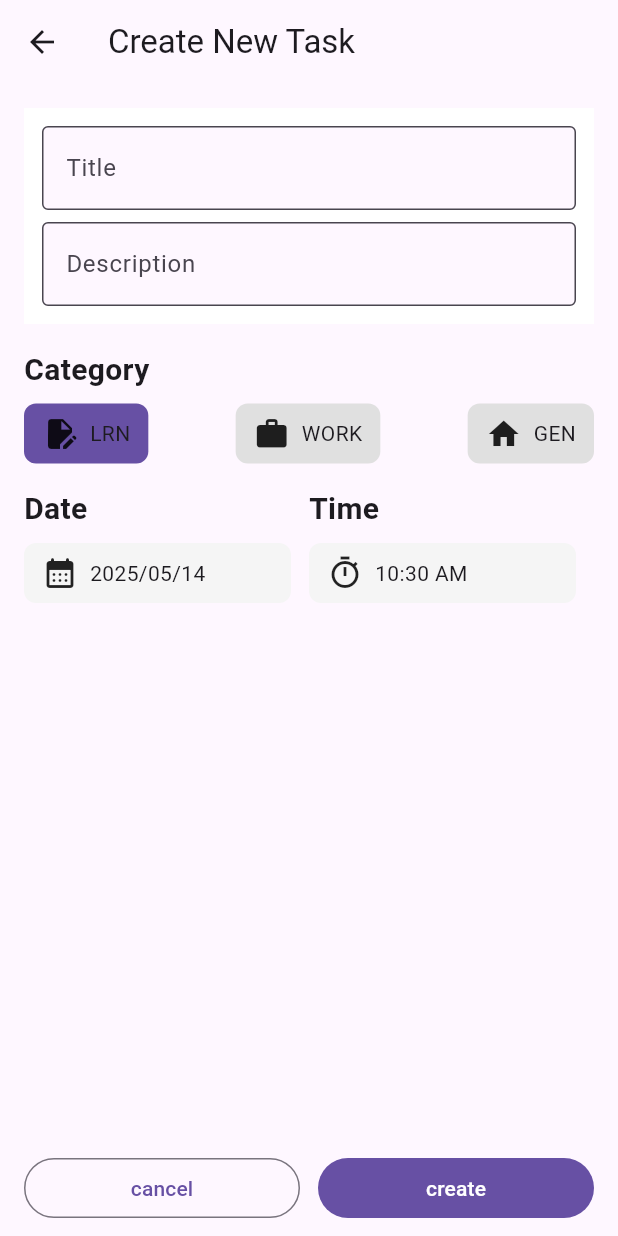
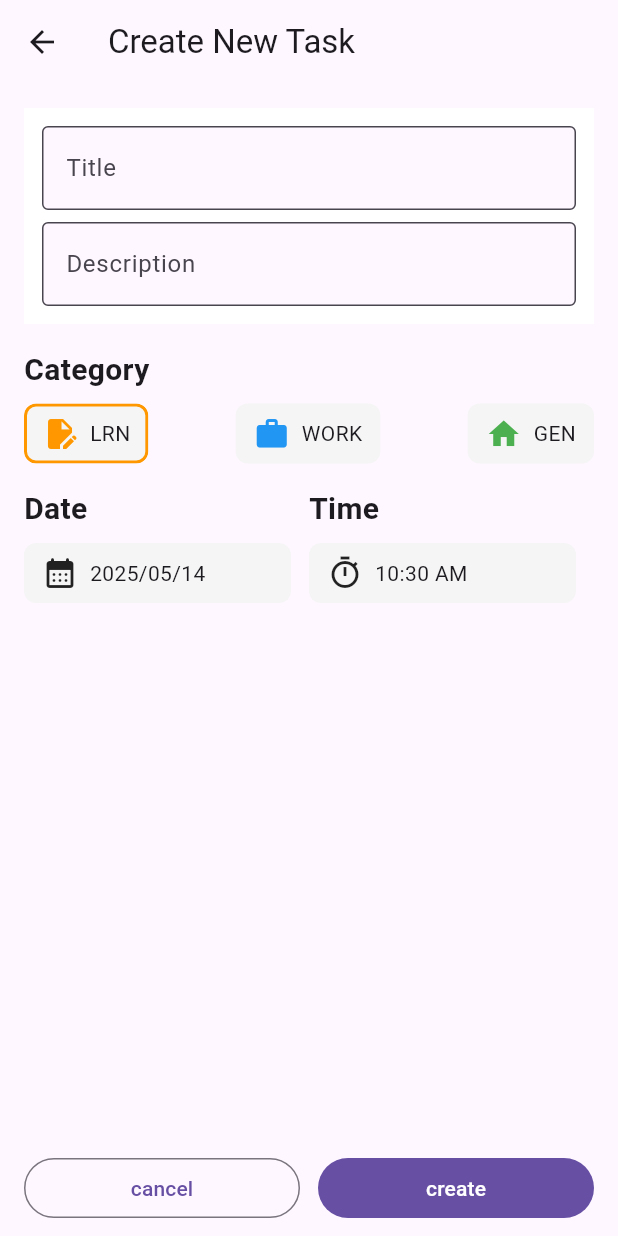
Before and after one commit to nobu74658/flutter_study_2025, a Flutter app: the screen it shows after launch, after a tap on the "add" icon, on a phone screen of 412 x 824 dp. Run offline on Flutter 3.47's test engine with Material 3 defaults, Android fonts, the phone set to English and light mode, and no system bars; our stand-ins replace flutter_hooks, go_router, hive_flutter; accounts and stored records are empty.

Commit message:
feature: categoryごとに色を切り替え

```diff
--- a/lib/components/category_chip.dart
+++ b/lib/components/category_chip.dart
@@ -16,10 +16,19 @@ class CategoryChip extends StatelessWidget {
   @override
   Widget build(BuildContext context) {
     final isSelected = category == selectedCategory;
+
     return Material(
-      color: isSelected ? Theme.of(context).primaryColor : Colors.grey.shade300,
+      color: Colors.grey.shade100,
       borderRadius: BorderRadius.circular(8),
       clipBehavior: Clip.antiAlias,
+      child: DecoratedBox(
+        decoration: BoxDecoration(
+          borderRadius: const BorderRadius.all(Radius.circular(8)),
+          border: Border.all(
+            color: isSelected ? category.color : Colors.transparent,
+            width: 2,
+          ),
+        ),
         child: InkWell(
           onTap: onTap,
           child: Padding(
@@ -29,13 +38,17 @@ class CategoryChip extends StatelessWidget {
             ),
             child: Row(
               children: [
-              Icon(category.iconData),
+                Icon(
+                  category.iconData,
+                  color: category.color,
+                ),
                 const SizedBox(width: 8),
                 Text(category.label),
               ],
             ),
           ),
         ),
+      ),
     );
   }
 }
--- a/lib/screens/todo_list/todo_list_screen.dart
+++ b/lib/screens/todo_list/todo_list_screen.dart
@@ -1,6 +1,7 @@
 import 'package:flutter/material.dart';
 import 'package:flutter_study_2025/components/todo_tile.dart';
 import 'package:flutter_study_2025/main.dart';
+import 'package:flutter_study_2025/types/todo_category_type.dart';
 import 'package:go_router/go_router.dart';
 import 'package:hive_flutter/hive_flutter.dart';
 
@@ -26,6 +27,8 @@ class TodoListScreen extends StatelessWidget {
                   date: todo['date'] as DateTime,
                   time: todo['time'] as String,
                   isDone: false,
+                  category:
+                      TodoCategoryType.fromValue(todo['category'] as String),
                 ),
             ],
           );
--- a/lib/types/todo_category_type.dart
+++ b/lib/types/todo_category_type.dart
@@ -1,13 +1,27 @@
 import 'package:flutter/material.dart';
 
 enum TodoCategoryType {
-  learn('learn', 'LRN', Icons.edit_document),
-  work('work', 'WORK', Icons.work),
-  general('general', 'GEN', Icons.home);
+  learn('learn', 'LRN', Icons.edit_document, Colors.orange),
+  work('work', 'WORK', Icons.work, Colors.blue),
+  general('general', 'GEN', Icons.home, Colors.green);
 
-  const TodoCategoryType(this.value, this.label, this.iconData);
+  const TodoCategoryType(this.value, this.label, this.iconData, this.color);
 
   final String value;
   final String label;
   final IconData iconData;
+  final Color color;
+
+  static TodoCategoryType fromValue(String categoryValue) {
+    switch (categoryValue) {
+      case 'learn':
+        return learn;
+      case 'work':
+        return work;
+      case 'general':
+        return general;
+      default:
+        return learn;
+    }
+  }
 }
```
Also changed, not shown: lib/components/todo_tile.dart (+5 -2 lines). Lines whose indentation alone changed are shown as unchanged.
